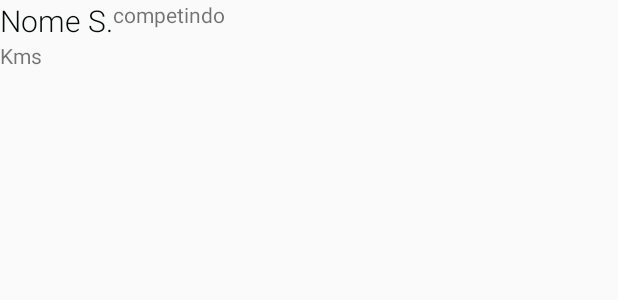
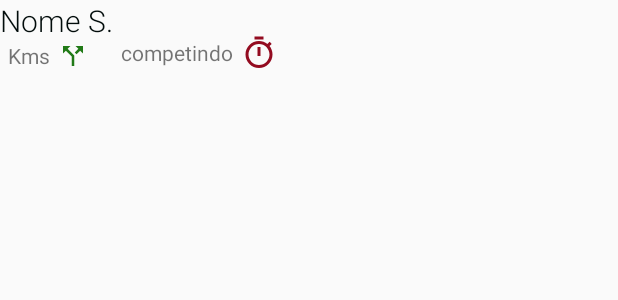
Before and after one commit to takashizeroum/CamDia, an Android app: the layout listitemforhistory.xml on its own in the app's theme, with its tools: preview values and no code run, on a phone screen of 412 x 824 dp. Shown: the top 300 px of the screen. Run offline under Robolectric (Android 15) with nearby library versions, the phone set to English and light mode, and no system bars.

```diff
--- a/app/src/main/AndroidManifest.xml
+++ b/app/src/main/AndroidManifest.xml
@@ -23,18 +23,18 @@
         <activity android:name=".VoleiAPImg"/>
         <activity android:name=".ViewHistorico" />
         <activity android:name=".ViewRanking" />
-        <activity android:name=".ViewUser" />
+        <activity android:name=".ViewUser" >
+
+        </activity>
         <activity android:name=".ViewLogin"
             android:windowSoftInputMode="stateHidden"/>
         <activity android:name=".ViewSplash">
-
 
             <intent-filter>
                 <action android:name="android.intent.action.MAIN" />
 
                 <category android:name="android.intent.category.LAUNCHER" />
             </intent-filter>
-
 
         </activity>
         <activity android:name=".ViewPrincipal"
--- a/app/src/main/java/com/example/camdia/API.java
+++ b/app/src/main/java/com/example/camdia/API.java
@@ -2,12 +2,12 @@ package com.example.camdia;
 
 public class API {
 
-    private static final String ROOT_URL = "http://192.168.0.28/HeroApi/includes/Api.php?apicall=";
+    private static final String ROOT_URL = "http://192.168.0.11/HeroApi/includes/Api.php?apicall=";
 
     public static final String URL_veri = ROOT_URL + "verifica";
     public static final String URL_READ = ROOT_URL + "get";
     public static final String URL_UPDATE = ROOT_URL + "update";
-    public static final String URL_DELETE = ROOT_URL + "delete&id=";
+    public static final String URL_hist = ROOT_URL + "gethist";
     public static final int CODE_GET_REQUEST = 1024;
     public static final int CODE_POST_REQUEST = 1025;
 
--- a/app/src/main/java/com/example/camdia/AdaptadorH.java
+++ b/app/src/main/java/com/example/camdia/AdaptadorH.java
@@ -53,7 +53,7 @@ public class AdaptadorH extends ArrayAdapter<ModelUser> {
 
         txtViewNome.setText(ModelUser.getNome());
         txtViewKm.setText(ModelUser.getKm().toString());
-        txtViewklf.setText(Integer.toString(ModelUser.getRank()));
+        txtViewklf.setText(ModelUser.getTempo().toString());
 
         return view;
 
--- a/app/src/main/java/com/example/camdia/AdaptadorR.java
+++ b/app/src/main/java/com/example/camdia/AdaptadorR.java
@@ -7,6 +7,7 @@ import android.view.View;
 import android.view.ViewGroup;
 import android.widget.ArrayAdapter;
 
+import android.widget.ImageView;
 import android.widget.TextView;
 
 
@@ -47,6 +48,10 @@ public class AdaptadorR extends ArrayAdapter<ModelUser> {
             TextView txtViewNome = view.findViewById(R.id.nomeRank);
             TextView txtViewKm = view.findViewById(R.id.kmRank);
             TextView txtViewklf = view.findViewById(R.id.NumRank);
+            ImageView ftlist = view.findViewById(R.id.rankimg);
+
+            VoleiAPImg img = new VoleiAPImg();
+            img.carregaImg(ftlist, contexto,ModelUser.getExtras());
 
             txtViewNome.setText(ModelUser.getNome());
             txtViewKm.setText(ModelUser.getKm().toString());
--- /dev/null
+++ b/app/src/main/res/drawable/ic_baseline_call_split_24.xml
@@ -0,0 +1,5 @@
+<vector android:height="20dp" android:tint="#217A17"
+    android:viewportHeight="24" android:viewportWidth="24"
+    android:width="20dp" xmlns:android="http://schemas.android.com/apk/res/android">
+    <path android:fillColor="@android:color/white" android:pathData="M14,4l2.29,2.29 -2.88,2.88 1.42,1.42 2.88,-2.88L20,10L20,4zM10,4L4,4v6l2.29,-2.29 4.71,4.7L11,20h2v-8.41l-5.29,-5.3z"/>
+</vector>
--- /dev/null
+++ b/app/src/main/res/drawable/ic_baseline_timer_24.xml
@@ -0,0 +1,5 @@
+<vector android:height="24dp" android:tint="#930B20"
+    android:viewportHeight="24" android:viewportWidth="24"
+    android:width="24dp" xmlns:android="http://schemas.android.com/apk/res/android">
+    <path android:fillColor="@android:color/white" android:pathData="M15,1L9,1v2h6L15,1zM11,14h2L13,8h-2v6zM19.03,7.39l1.42,-1.42c-0.43,-0.51 -0.9,-0.99 -1.41,-1.41l-1.42,1.42C16.07,4.74 14.12,4 12,4c-4.97,0 -9,4.03 -9,9s4.02,9 9,9 9,-4.03 9,-9c0,-2.12 -0.74,-4.07 -1.97,-5.61zM12,20c-3.87,0 -7,-3.13 -7,-7s3.13,-7 7,-7 7,3.13 7,7 -3.13,7 -7,7z"/>
+</vector>
--- a/app/src/main/res/layout/activity_maps.xml
+++ b/app/src/main/res/layout/activity_maps.xml
@@ -57,7 +57,7 @@ android:orientation="vertical">
         android:layout_width="match_parent"
         android:layout_height="wrap_content"
         android:background="@color/Vermelho"
-        android:text="Traçar Rota"
+        android:text="Voltar"
         android:textColor="@color/Preto" />
 </LinearLayout>
     </ScrollView>
--- a/app/src/main/res/layout/listitemforhistory.xml
+++ b/app/src/main/res/layout/listitemforhistory.xml
@@ -23,25 +23,41 @@
                 android:textColor="@color/Preto"
 
                 android:textSize="20sp" />
-
+<LinearLayout
+    android:layout_width="wrap_content"
+    android:layout_height="wrap_content">
             <TextView
                 android:id="@+id/kmHist"
                 android:layout_width="wrap_content"
                 android:layout_height="wrap_content"
-                android:text="Kms" />
+                android:text="Kms"
+                android:layout_marginHorizontal="5dp"/>
+<ImageView
+    android:layout_width="wrap_content"
+    android:layout_height="wrap_content"
+    android:src="@drawable/ic_baseline_call_split_24"/>
 
-
+</LinearLayout>
 
         </LinearLayout>
-
+<LinearLayout
+    android:layout_width="wrap_content"
+    android:layout_height="wrap_content"
+    android:layout_gravity="bottom">
         <TextView
             android:id="@+id/statsHist"
             android:layout_width="wrap_content"
             android:layout_height="wrap_content"
-            android:text="competindo" />
+            android:text="competindo"
+            android:layout_gravity="center"
+            android:layout_marginHorizontal="5dp"/>
 
-
-
+        <ImageView
+            android:layout_width="wrap_content"
+            android:layout_height="wrap_content"
+            android:src="@drawable/ic_baseline_timer_24"
+            android:layout_gravity="center"/>
+</LinearLayout>
 
 
 
```
Also changed, not shown: app/src/main/java/com/example/camdia/DBLocal.java (+2 -21 lines), app/src/main/java/com/example/camdia/DBLocalController.java (+28 -1 lines), app/src/main/java/com/example/camdia/ViewHistorico.java (+119 -9 lines), app/src/main/java/com/example/camdia/ViewLogin.java (+12 -1 lines), app/src/main/java/com/example/camdia/ViewRanking.java (+91 -14 lines), app/src/main/java/com/example/camdia/ViewUser.java (+55 -3 lines), app/src/main/res/layout/activity_t_d_l.xml (+1 -6 lines), app/src/main/res/layout/listitemforuser.xml (+9 -1 lines).
